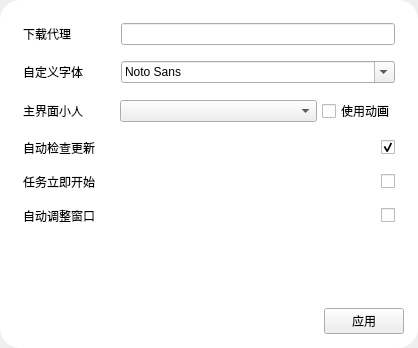
Before: the Qt Designer form src/gui/design/WidgetSetting.ui in Icexbb/SekaiSubtitle-Python, drawn with Qt 5.
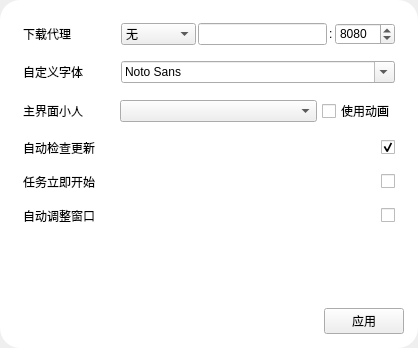
After: the same form once the commit is applied.

Commit message: Fixed Resize error when change widget

```diff
--- a/src/gui/design/WidgetSetting.ui
+++ b/src/gui/design/WidgetSetting.ui
@@ -103,7 +103,83 @@
              </widget>
             </item>
             <item>
-             <widget class="QLineEdit" name="SettingProxyEdit"/>
+             <layout class="QHBoxLayout" name="horizontalLayout_8">
+              <property name="spacing">
+               <number>2</number>
+              </property>
+              <item>
+               <widget class="QComboBox" name="SettingProxyTypeCombo">
+                <property name="sizePolicy">
+                 <sizepolicy hsizetype="Maximum" vsizetype="Fixed">
+                  <horstretch>0</horstretch>
+                  <verstretch>0</verstretch>
+                 </sizepolicy>
+                </property>
+                <property name="minimumSize">
+                 <size>
+                  <width>75</width>
+                  <height>0</height>
+                 </size>
+                </property>
+                <property name="maximumSize">
+                 <size>
+                  <width>75</width>
+                  <height>16777215</height>
+                 </size>
+                </property>
+                <item>
+                 <property name="text">
+                  <string>无</string>
+                 </property>
+                </item>
+                <item>
+                 <property name="text">
+                  <string>http://</string>
+                 </property>
+                </item>
+                <item>
+                 <property name="text">
+                  <string>socks5://</string>
+                 </property>
+                </item>
+               </widget>
+              </item>
+              <item>
+               <widget class="QLineEdit" name="SettingProxyEdit"/>
+              </item>
+              <item>
+               <widget class="QLabel" name="label_6">
+                <property name="text">
+                 <string>:</string>
+                </property>
+               </widget>
+              </item>
+              <item>
+               <widget class="QSpinBox" name="SettingProxyHostSpin">
+                <property name="minimumSize">
+                 <size>
+                  <width>60</width>
+                  <height>0</height>
+                 </size>
+                </property>
+                <property name="maximumSize">
+                 <size>
+                  <width>60</width>
+                  <height>16777215</height>
+                 </size>
+                </property>
+                <property name="minimum">
+                 <number>1</number>
+                </property>
+                <property name="maximum">
+                 <number>65535</number>
+                </property>
+                <property name="value">
+                 <number>8080</number>
+                </property>
+               </widget>
+              </item>
+             </layout>
             </item>
            </layout>
           </item>
```
The commit also changes 6 other files.
